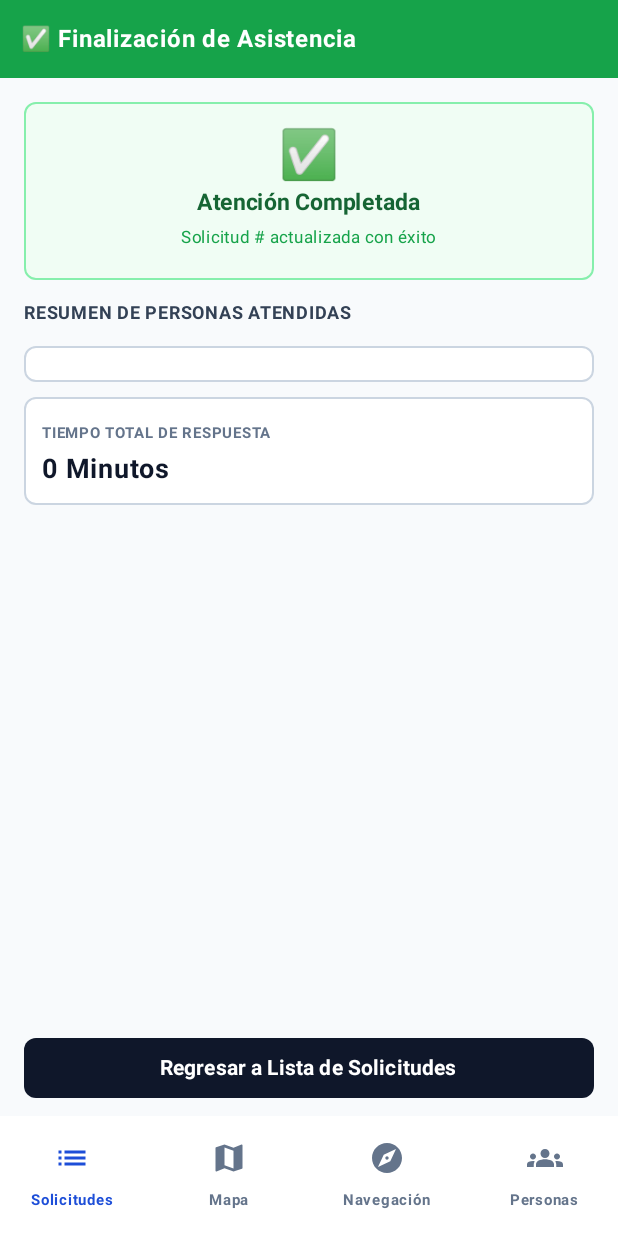
After one commit to yohanbarbosa/Sentir, an Android app built with Jetpack Compose: the composable CierreScreen called with empty values, on a phone screen of 412 x 824 dp. The commit adds this screen. Run offline under Robolectric (Android 15) with nearby library versions, the phone set to English and light mode, and no system bars; 2 statements that could not run were skipped.

Commit message:
navigate of the repuests and persons

```diff
--- /dev/null
+++ b/app/src/main/java/com/sudo/sentir/ui/cierre/CierreScreen.kt
@@ -0,0 +1,103 @@
+package com.sudo.sentir.ui.cierre
+
+
+import androidx.compose.foundation.background
+import androidx.compose.foundation.border
+import androidx.compose.foundation.layout.*
+import androidx.compose.foundation.rememberScrollState
+import androidx.compose.foundation.shape.RoundedCornerShape
+import androidx.compose.foundation.verticalScroll
+import androidx.compose.material3.*
+import androidx.compose.runtime.Composable
+import androidx.compose.ui.Alignment
+import androidx.compose.ui.Modifier
+import androidx.compose.ui.graphics.Color
+import androidx.compose.ui.text.font.FontWeight
+import androidx.compose.ui.unit.dp
+import androidx.compose.ui.unit.sp
+import com.sudo.sentir.ui.Personas.Persona
+import com.sudo.sentir.ui.detalleSolicitud.Etiqueta
+import com.sudo.sentir.ui.detalleSolicitud.TarjetaBlanca
+import com.sudo.sentir.ui.solicitudes.BarraNavegacion
+import com.sudo.sentir.ui.solicitudes.Seccion
+
+private val Verde = Color(0xFF16A34A)
+
+@Composable
+fun CierreScreen(
+    codigoSolicitud: String,
+    personas: List<Persona>,
+    minutos: Int,
+    onVolver: () -> Unit,
+    onTabSelected: (Int) -> Unit = {}
+) {
+    Scaffold(
+        containerColor = Color(0xFFF8FAFC),
+        topBar = {
+            Row(
+                modifier = Modifier
+                    .fillMaxWidth()
+                    .background(Verde)
+                    .statusBarsPadding()
+                    .padding(14.dp)
+            ) {
+                Text("✅ Finalización de Asistencia", color = Color.White,
+                    fontSize = 16.sp, fontWeight = FontWeight.Bold)
+            }
+        },
+        bottomBar = {
+            Column {
+                Button(
+                    onClick = onVolver,
+                    shape = RoundedCornerShape(8.dp),
+                    colors = ButtonDefaults.buttonColors(containerColor = Color(0xFF0F172A)),
+                    modifier = Modifier.fillMaxWidth().padding(horizontal = 16.dp, vertical = 8.dp)
+                ) { Text("Regresar a Lista de Solicitudes", fontWeight = FontWeight.Bold) }
+                BarraNavegacion(seleccionado = 0, onSelect = onTabSelected)
+            }
+        }
+    ) { padding ->
+        Column(
+            modifier = Modifier
+                .padding(padding)
+                .padding(16.dp)
+                .verticalScroll(rememberScrollState()),
+            verticalArrangement = Arrangement.spacedBy(10.dp)
+        ) {
+            // Banner de éxito
+            Column(
+                modifier = Modifier
+                    .fillMaxWidth()
+                    .background(Color(0xFFF0FDF4), RoundedCornerShape(8.dp))
+                    .border(1.dp, Color(0xFF86EFAC), RoundedCornerShape(8.dp))
+                    .padding(16.dp),
+                horizontalAlignment = Alignment.CenterHorizontally
+            ) {
+                Text("✅", fontSize = 32.sp)
+                Text("Atención Completada", color = Color(0xFF166534),
+                    fontSize = 15.sp, fontWeight = FontWeight.Bold)
+                Text("Solicitud #$codigoSolicitud actualizada con éxito",
+                    color = Verde, fontSize = 11.sp)
+            }
+
+            Seccion("RESUMEN DE PERSONAS ATENDIDAS")
+
+            TarjetaBlanca() {
+                personas.forEach { p ->
+                    Row(Modifier.fillMaxWidth().padding(vertical = 2.dp)) {
+                        Text(p.nombre, color = Color(0xFF0F172A), fontSize = 13.sp,
+                            modifier = Modifier.weight(1f))
+                        Text(p.estado.label, color = p.estado.fg,
+                            fontSize = 12.sp, fontWeight = FontWeight.Bold)
+                    }
+                }
+            }
+
+            TarjetaBlanca {
+                Etiqueta("TIEMPO TOTAL DE RESPUESTA")
+                Text("$minutos Minutos", fontSize = 18.sp,
+                    fontWeight = FontWeight.Bold, color = Color(0xFF0F172A))
+            }
+        }
+    }
+}
```
Also changed, not shown: app/src/main/java/com/sudo/sentir/MainActivity.kt (+42 -19 lines), app/src/main/java/com/sudo/sentir/ui/Personas/PersonasScreen.kt (+20 -13 lines), app/src/main/java/com/sudo/sentir/ui/detalleSolicitud/DetalleSolicitudScreen.kt (+15 -1 lines), app/src/main/java/com/sudo/sentir/ui/solicitudes/SolicitudesViewModel.kt (+35 -23 lines).
